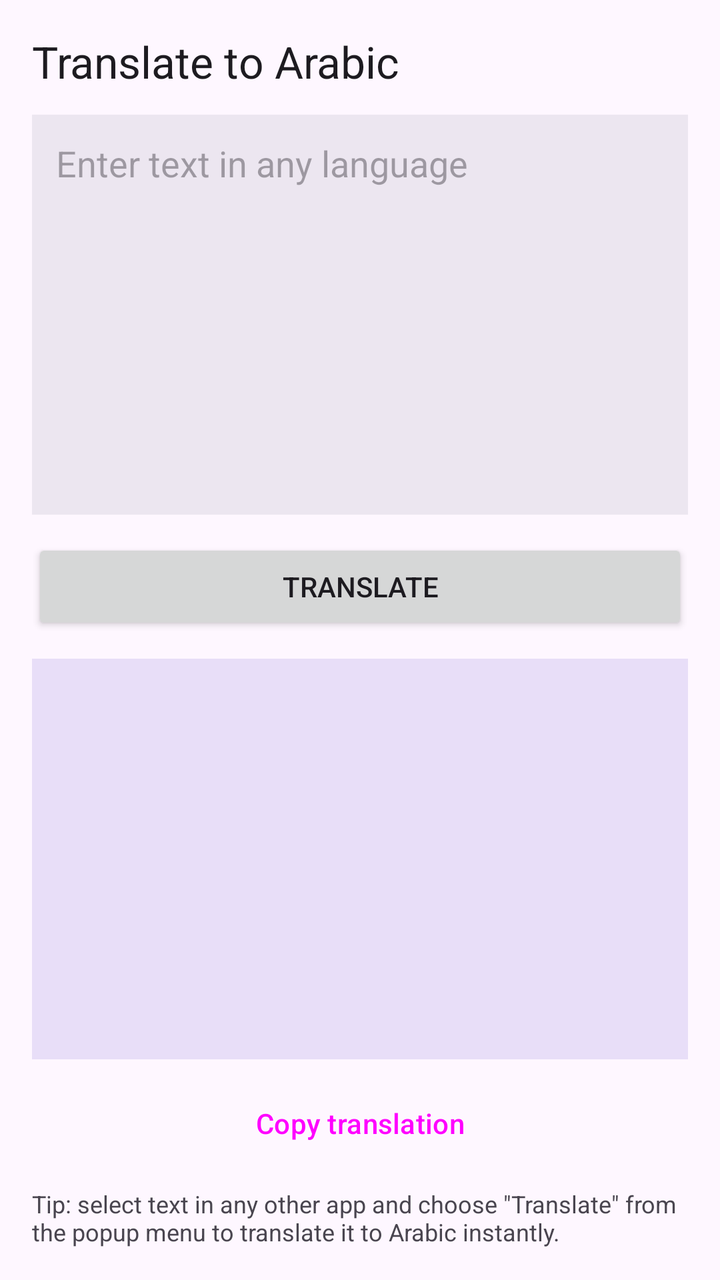
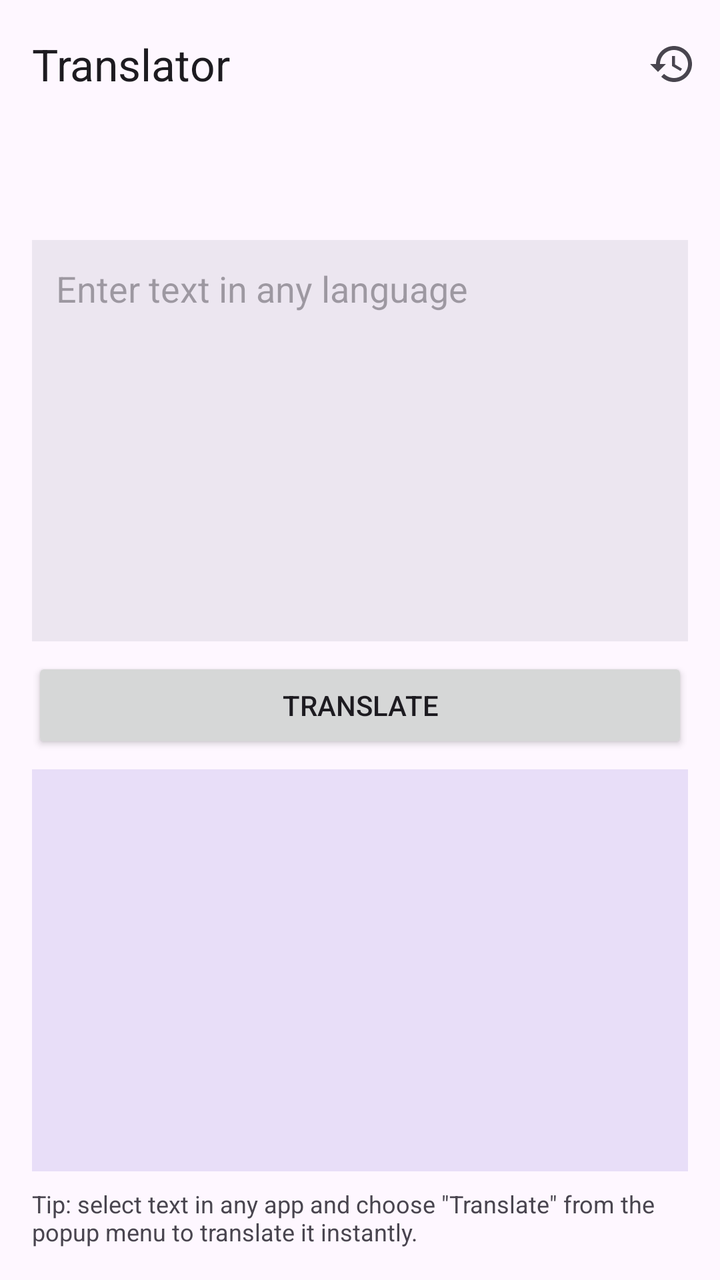

Two renders of the same Android screen: before a commit and after it. Below are the layout's source before the change and the commit's diff.
<!-- AndroidManifest.xml: application theme Theme.Translator -->
<!-- res/layout/activity_main.xml -->
<?xml version="1.0" encoding="utf-8"?>
<LinearLayout xmlns:android="http://schemas.android.com/apk/res/android"
    android:layout_width="match_parent"
    android:layout_height="match_parent"
    android:orientation="vertical"
    android:fitsSystemWindows="true"
    android:padding="16dp">

    <TextView
        android:layout_width="wrap_content"
        android:layout_height="wrap_content"
        android:text="@string/main_title"
        android:textAppearance="?attr/textAppearanceTitleLarge" />

    <EditText
        android:id="@+id/inputText"
        android:layout_width="match_parent"
        android:layout_height="0dp"
        android:layout_weight="1"
        android:layout_marginTop="12dp"
        android:gravity="top|start"
        android:hint="@string/input_hint"
        android:inputType="textMultiLine|textCapSentences"
        android:padding="12dp"
        android:background="?attr/colorSurfaceContainerHigh" />

    <LinearLayout
        android:layout_width="match_parent"
        android:layout_height="wrap_content"
        android:layout_marginTop="12dp"
        android:orientation="horizontal"
        android:gravity="center_vertical">

        <Button
            android:id="@+id/translateButton"
            android:layout_width="0dp"
            android:layout_height="wrap_content"
            android:layout_weight="1"
            android:text="@string/translate" />

        <ProgressBar
            android:id="@+id/progress"
            android:layout_width="wrap_content"
            android:layout_height="wrap_content"
            android:layout_marginStart="12dp"
            android:visibility="gone" />
    </LinearLayout>

    <TextView
        android:id="@+id/outputText"
        android:layout_width="match_parent"
        android:layout_height="0dp"
        android:layout_weight="1"
        android:layout_marginTop="12dp"
        android:padding="12dp"
        android:background="?attr/colorSecondaryContainer"
        android:textDirection="rtl"
        android:textAlignment="viewStart"
        android:textIsSelectable="true" />

    <Button
        android:id="@+id/copyButton"
        android:layout_width="match_parent"
        android:layout_height="wrap_content"
        android:layout_marginTop="8dp"
        android:text="@string/copy_translation"
        style="?attr/materialButtonOutlinedStyle" />

    <TextView
        android:layout_width="match_parent"
        android:layout_height="wrap_content"
        android:layout_marginTop="8dp"
        android:text="@string/tip_process_text"
        android:textSize="12sp"
        android:textColor="?attr/colorOnSurfaceVariant" />

</LinearLayout>
<!-- resources referenced by this layout -->
<resources>
  <string name="main_title">Translate to Arabic</string>
  <string name="tip_process_text">Tip: select text in any other app and choose \"Translate\" from the popup menu to translate it to Arabic instantly.</string>
  <!-- unchanged entries left out for length: 4 -->
</resources>

<!-- the commit's change to res/layout/activity_main.xml (unified diff, before → after) -->
@@ -1,77 +1,205 @@
 <?xml version="1.0" encoding="utf-8"?>
 <LinearLayout xmlns:android="http://schemas.android.com/apk/res/android"
+    xmlns:app="http://schemas.android.com/apk/res-auto"
     android:layout_width="match_parent"
     android:layout_height="match_parent"
-    android:orientation="vertical"
     android:fitsSystemWindows="true"
-    android:padding="16dp">
-
-    <TextView
-        android:layout_width="wrap_content"
-        android:layout_height="wrap_content"
-        android:text="@string/main_title"
-        android:textAppearance="?attr/textAppearanceTitleLarge" />
-
-    <EditText
-        android:id="@+id/inputText"
+    android:orientation="vertical">
+
+    <com.google.android.material.appbar.MaterialToolbar
+        android:id="@+id/toolbar"
+        android:layout_width="match_parent"
+        android:layout_height="?attr/actionBarSize"
+        app:title="@string/app_name"
+        app:menu="@menu/main" />
+
+    <LinearLayout
         android:layout_width="match_parent"
         android:layout_height="0dp"
         android:layout_weight="1"
-        android:layout_marginTop="12dp"
-        android:gravity="top|start"
-        android:hint="@string/input_hint"
-        android:inputType="textMultiLine|textCapSentences"
-        android:padding="12dp"
-        android:background="?attr/colorSurfaceContainerHigh" />
-
-    <LinearLayout
-        android:layout_width="match_parent"
-        android:layout_height="wrap_content"
-        android:layout_marginTop="12dp"
-        android:orientation="horizontal"
-        android:gravity="center_vertical">
+        android:orientation="vertical"
+        android:paddingStart="16dp"
+        android:paddingEnd="16dp"
+        android:paddingBottom="16dp">
+
+        <LinearLayout
+            android:layout_width="match_parent"
+            android:layout_height="wrap_content"
+            android:gravity="center_vertical"
+            android:orientation="horizontal">
+
+            <Button
+                android:id="@+id/sourceButton"
+                style="@style/Widget.Material3.Button.TonalButton"
+                android:layout_width="0dp"
+                android:layout_height="wrap_content"
+                android:layout_weight="1"
+                android:ellipsize="end"
+                android:maxLines="1"
+                app:icon="@drawable/ic_dropdown"
+                app:iconGravity="end" />
+
+            <Button
+                android:id="@+id/swapButton"
+                style="@style/Widget.Material3.Button.IconButton"
+                android:layout_width="wrap_content"
+                android:layout_height="wrap_content"
+                android:contentDescription="@string/swap_languages"
+                app:icon="@drawable/ic_swap" />
+
+            <Button
+                android:id="@+id/targetButton"
+                style="@style/Widget.Material3.Button.TonalButton"
+                android:layout_width="0dp"
+                android:layout_height="wrap_content"
+                android:layout_weight="1"
+                android:ellipsize="end"
+                android:maxLines="1"
+                app:icon="@drawable/ic_dropdown"
+                app:iconGravity="end" />
+        </LinearLayout>
+
+        <LinearLayout
+            android:layout_width="match_parent"
+            android:layout_height="0dp"
+            android:layout_weight="1"
+            android:layout_marginTop="8dp"
+            android:background="?attr/colorSurfaceContainerHigh"
+            android:orientation="vertical">
+
+            <EditText
+                android:id="@+id/inputText"
+                android:layout_width="match_parent"
+                android:layout_height="0dp"
+                android:layout_weight="1"
+                android:background="@null"
+                android:gravity="top|start"
+                android:hint="@string/input_hint"
+                android:importantForAutofill="no"
+                android:inputType="textMultiLine|textCapSentences"
+                android:padding="12dp" />
+
+            <LinearLayout
+                android:layout_width="match_parent"
+                android:layout_height="wrap_content"
+                android:gravity="center_vertical"
+                android:orientation="horizontal"
+                android:paddingStart="8dp"
+                android:paddingEnd="4dp">
+
+                <com.google.android.material.chip.Chip
+                    android:id="@+id/pasteChip"
+                    style="@style/Widget.Material3.Chip.Assist"
+                    android:layout_width="wrap_content"
+                    android:layout_height="wrap_content"
+                    android:text="@string/paste"
+                    android:visibility="gone"
+                    app:chipIcon="@drawable/ic_paste" />
+
+                <Space
+                    android:layout_width="0dp"
+                    android:layout_height="0dp"
+                    android:layout_weight="1" />
+
+                <Button
+                    android:id="@+id/clearButton"
+                    style="@style/Widget.Material3.Button.IconButton"
+                    android:layout_width="wrap_content"
+                    android:layout_height="wrap_content"
+                    android:contentDescription="@string/clear_input"
+                    android:visibility="gone"
+                    app:icon="@drawable/ic_close" />
+            </LinearLayout>
+        </LinearLayout>
 
         <Button
             android:id="@+id/translateButton"
-            android:layout_width="0dp"
+            android:layout_width="match_parent"
             android:layout_height="wrap_content"
+            android:layout_marginTop="8dp"
+            android:text="@string/translate" />
+
+        <LinearLayout
+            android:layout_width="match_parent"
+            android:layout_height="0dp"
             android:layout_weight="1"
-            android:text="@string/translate" />
-
-        <ProgressBar
-            android:id="@+id/progress"
-            android:layout_width="wrap_content"
+            android:layout_marginTop="8dp"
+            android:background="?attr/colorSecondaryContainer"
+            android:orientation="vertical">
+
+            <TextView
+                android:id="@+id/detectedText"
+                android:layout_width="match_parent"
+                android:layout_height="wrap_content"
+                android:paddingStart="12dp"
+                android:paddingTop="8dp"
+                android:paddingEnd="12dp"
+                android:textAppearance="?attr/textAppearanceLabelMedium"
+                android:textColor="?attr/colorOnSecondaryContainer"
+                android:visibility="gone" />
+
+            <FrameLayout
+                android:layout_width="match_parent"
+                android:layout_height="0dp"
+                android:layout_weight="1">
+
+                <TextView
+                    android:id="@+id/outputText"
+                    android:layout_width="match_parent"
+                    android:layout_height="match_parent"
+                    android:padding="12dp"
+                    android:scrollbars="vertical"
+                    android:textAlignment="viewStart"
+                    android:textColor="?attr/colorOnSecondaryContainer"
+                    android:textIsSelectable="true"
+                    android:textSize="18sp" />
+
+                <ProgressBar
+                    android:id="@+id/progress"
+                    android:layout_width="wrap_content"
+                    android:layout_height="wrap_content"
+                    android:layout_gravity="center"
+                    android:visibility="gone" />
+            </FrameLayout>
+
+            <LinearLayout
+                android:layout_width="match_parent"
+                android:layout_height="wrap_content"
+                android:gravity="end"
+                android:orientation="horizontal">
+
+                <Button
+                    android:id="@+id/speakButton"
+                    style="@style/Widget.Material3.Button.IconButton"
+                    android:layout_width="wrap_content"
+                    android:layout_height="wrap_content"
+                    android:contentDescription="@string/speak"
+                    app:icon="@drawable/ic_volume" />
+
+                <Button
+                    android:id="@+id/shareButton"
+                    style="@style/Widget.Material3.Button.IconButton"
+                    android:layout_width="wrap_content"
+                    android:layout_height="wrap_content"
+                    android:contentDescription="@string/share"
+                    app:icon="@drawable/ic_share" />
+
+                <Button
+                    android:id="@+id/copyButton"
+                    style="@style/Widget.Material3.Button.IconButton"
+                    android:layout_width="wrap_content"
+                    android:layout_height="wrap_content"
+                    android:contentDescription="@string/copy_translation"
+                    app:icon="@drawable/ic_copy" />
+            </LinearLayout>
+        </LinearLayout>
+
+        <TextView
+            android:layout_width="match_parent"
             android:layout_height="wrap_content"
-            android:layout_marginStart="12dp"
-            android:visibility="gone" />
+            android:layout_marginTop="8dp"
+            android:text="@string/tip_process_text"
+            android:textColor="?attr/colorOnSurfaceVariant"
+            android:textSize="12sp" />
     </LinearLayout>
-
-    <TextView
-        android:id="@+id/outputText"
-        android:layout_width="match_parent"
-        android:layout_height="0dp"
-        android:layout_weight="1"
-        android:layout_marginTop="12dp"
-        android:padding="12dp"
-        android:background="?attr/colorSecondaryContainer"
-        android:textDirection="rtl"
-        android:textAlignment="viewStart"
-        android:textIsSelectable="true" />
-
-    <Button
-        android:id="@+id/copyButton"
-        android:layout_width="match_parent"
-        android:layout_height="wrap_content"
-        android:layout_marginTop="8dp"
-        android:text="@string/copy_translation"
-        style="?attr/materialButtonOutlinedStyle" />
-
-    <TextView
-        android:layout_width="match_parent"
-        android:layout_height="wrap_content"
-        android:layout_marginTop="8dp"
-        android:text="@string/tip_process_text"
-        android:textSize="12sp"
-        android:textColor="?attr/colorOnSurfaceVariant" />
-
 </LinearLayout>
<!-- resource entries referenced after the edit -->
@@ -1,7 +1,62 @@
 <!-- resources referenced by this layout -->
 <resources>
-  <string name="main_title">Translate to Arabic</string>
-  <string name="tip_process_text">Tip: select text in any other app and choose \"Translate\" from the popup menu to translate it to Arabic instantly.</string>
+  <!-- drawable ic_close (drawable) -->
+  <vector xmlns:android="http://schemas.android.com/apk/res/android"
+      android:width="24dp" android:height="24dp"
+      android:viewportWidth="24" android:viewportHeight="24"
+      android:tint="?attr/colorControlNormal">
+      <path android:fillColor="@android:color/white" android:pathData="M19,6.41L17.59,5 12,10.59 6.41,5 5,6.41 10.59,12 5,17.59 6.41,19 12,13.41 17.59,19 19,17.59 13.41,12z" />
+  </vector>
+  <!-- drawable ic_copy (drawable) -->
+  <vector xmlns:android="http://schemas.android.com/apk/res/android"
+      android:width="24dp" android:height="24dp"
+      android:viewportWidth="24" android:viewportHeight="24"
+      android:tint="?attr/colorControlNormal">
+      <path android:fillColor="@android:color/white" android:pathData="M16,1H4c-1.1,0 -2,0.9 -2,2v14h2V3h12V1zM19,5H8c-1.1,0 -2,0.9 -2,2v14c0,1.1 0.9,2 2,2h11c1.1,0 2,-0.9 2,-2V7c0,-1.1 -0.9,-2 -2,-2zM19,21H8V7h11v14z" />
+  </vector>
+  <!-- drawable ic_dropdown (drawable) -->
+  <vector xmlns:android="http://schemas.android.com/apk/res/android"
+      android:width="24dp" android:height="24dp"
+      android:viewportWidth="24" android:viewportHeight="24"
+      android:tint="?attr/colorControlNormal">
+      <path android:fillColor="@android:color/white" android:pathData="M7,10l5,5 5,-5z" />
+  </vector>
+  <!-- drawable ic_paste (drawable) -->
+  <vector xmlns:android="http://schemas.android.com/apk/res/android"
+      android:width="24dp" android:height="24dp"
+      android:viewportWidth="24" android:viewportHeight="24"
+      android:tint="?attr/colorControlNormal">
+      <path android:fillColor="@android:color/white" android:pathData="M19,2h-4.18C14.4,0.84 13.3,0 12,0c-1.3,0 -2.4,0.84 -2.82,2L5,2c-1.1,0 -2,0.9 -2,2v16c0,1.1 0.9,2 2,2h14c1.1,0 2,-0.9 2,-2L21,4c0,-1.1 -0.9,-2 -2,-2zM12,2c0.55,0 1,0.45 1,1s-0.45,1 -1,1 -1,-0.45 -1,-1 0.45,-1 1,-1zM19,20L5,20L5,4h2v3h10L17,4h2v16z" />
+  </vector>
+  <!-- drawable ic_share (drawable) -->
+  <vector xmlns:android="http://schemas.android.com/apk/res/android"
+      android:width="24dp" android:height="24dp"
+      android:viewportWidth="24" android:viewportHeight="24"
+      android:tint="?attr/colorControlNormal">
+      <path android:fillColor="@android:color/white" android:pathData="M18,16.08c-0.76,0 -1.44,0.3 -1.96,0.77L8.91,12.7c0.05,-0.23 0.09,-0.46 0.09,-0.7s-0.04,-0.47 -0.09,-0.7l7.05,-4.11c0.54,0.5 1.25,0.81 2.04,0.81 1.66,0 3,-1.34 3,-3s-1.34,-3 -3,-3 -3,1.34 -3,3c0,0.24 0.04,0.47 0.09,0.7L8.04,9.81C7.5,9.31 6.79,9 6,9c-1.66,0 -3,1.34 -3,3s1.34,3 3,3c0.79,0 1.5,-0.31 2.04,-0.81l7.12,4.16c-0.05,0.21 -0.08,0.43 -0.08,0.65 0,1.61 1.31,2.92 2.92,2.92 1.61,0 2.92,-1.31 2.92,-2.92s-1.31,-2.92 -2.92,-2.92z" />
+  </vector>
+  <!-- drawable ic_swap (drawable) -->
+  <vector xmlns:android="http://schemas.android.com/apk/res/android"
+      android:width="24dp" android:height="24dp"
+      android:viewportWidth="24" android:viewportHeight="24"
+      android:tint="?attr/colorControlNormal">
+      <path android:fillColor="@android:color/white" android:pathData="M6.99,11L3,15l3.99,4v-3H14v-2H6.99v-3zM21,9l-3.99,-4v3H10v2h7.01v3L21,9z" />
+  </vector>
+  <!-- drawable ic_volume (drawable) -->
+  <vector xmlns:android="http://schemas.android.com/apk/res/android"
+      android:width="24dp" android:height="24dp"
+      android:viewportWidth="24" android:viewportHeight="24"
+      android:tint="?attr/colorControlNormal"
+      android:autoMirrored="true">
+      <path android:fillColor="@android:color/white" android:pathData="M3,9v6h4l5,5V4L7,9H3zM16.5,12c0,-1.77 -1.02,-3.29 -2.5,-4.03v8.05c1.48,-0.73 2.5,-2.25 2.5,-4.02zM14,3.23v2.06c2.89,0.86 5,3.54 5,6.71s-2.11,5.85 -5,6.71v2.06c4.01,-0.91 7,-4.49 7,-8.77s-2.99,-7.86 -7,-8.77z" />
+  </vector>
+  <string name="app_name">Translator</string>
+  <string name="clear_input">Clear text</string>
+  <string name="paste">Paste</string>
+  <string name="share">Share</string>
+  <string name="speak">Listen</string>
+  <string name="swap_languages">Swap languages</string>
+  <string name="tip_process_text">Tip: select text in any app and choose \"Translate\" from the popup menu to translate it instantly.</string>
   <!-- unchanged entries left out for length: 4 -->
 </resources>
 
